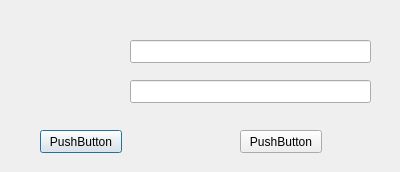
The window that General/logindialog.ui (MrRisoni/Gauss) describes before a commit, drawn with Qt 5.
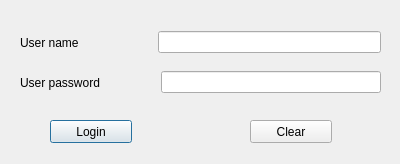
The same window after the commit.

Diff of the .ui file:
```diff
--- a/General/logindialog.ui
+++ b/General/logindialog.ui
@@ -7,7 +7,7 @@
     <x>0</x>
     <y>0</y>
     <width>400</width>
-    <height>172</height>
+    <height>164</height>
    </rect>
   </property>
   <property name="windowTitle">
@@ -16,48 +16,104 @@
   <widget class="QPushButton" name="pushButton">
    <property name="geometry">
     <rect>
-     <x>40</x>
-     <y>130</y>
+     <x>50</x>
+     <y>120</y>
      <width>82</width>
      <height>23</height>
     </rect>
    </property>
    <property name="text">
-    <string>PushButton</string>
+    <string>Login</string>
    </property>
   </widget>
   <widget class="QPushButton" name="pushButton_2">
    <property name="geometry">
     <rect>
-     <x>240</x>
-     <y>130</y>
+     <x>250</x>
+     <y>120</y>
      <width>82</width>
      <height>23</height>
     </rect>
    </property>
    <property name="text">
-    <string>PushButton</string>
+    <string>Clear</string>
    </property>
   </widget>
-  <widget class="QLineEdit" name="lineEdit">
+  <widget class="QWidget" name="layoutWidget">
    <property name="geometry">
     <rect>
-     <x>130</x>
-     <y>40</y>
-     <width>241</width>
-     <height>23</height>
+     <x>20</x>
+     <y>70</y>
+     <width>361</width>
+     <height>25</height>
     </rect>
    </property>
+   <layout class="QHBoxLayout" name="horizontalLayout_2">
+    <item>
+     <widget class="QLabel" name="label_2">
+      <property name="text">
+       <string>User password</string>
+      </property>
+     </widget>
+    </item>
+    <item>
+     <spacer name="horizontalSpacer_2">
+      <property name="orientation">
+       <enum>Qt::Horizontal</enum>
+      </property>
+      <property name="sizeType">
+       <enum>QSizePolicy::Fixed</enum>
+      </property>
+      <property name="sizeHint" stdset="0">
+       <size>
+        <width>55</width>
+        <height>12</height>
+       </size>
+      </property>
+     </spacer>
+    </item>
+    <item>
+     <widget class="QLineEdit" name="lineEdit_2"/>
+    </item>
+   </layout>
   </widget>
-  <widget class="QLineEdit" name="lineEdit_2">
+  <widget class="QWidget" name="">
    <property name="geometry">
     <rect>
-     <x>130</x>
-     <y>80</y>
-     <width>241</width>
-     <height>23</height>
+     <x>20</x>
+     <y>30</y>
+     <width>361</width>
+     <height>25</height>
     </rect>
    </property>
+   <layout class="QHBoxLayout" name="horizontalLayout">
+    <item>
+     <widget class="QLabel" name="label">
+      <property name="text">
+       <string>User name       </string>
+      </property>
+     </widget>
+    </item>
+    <item>
+     <spacer name="horizontalSpacer">
+      <property name="orientation">
+       <enum>Qt::Horizontal</enum>
+      </property>
+      <property name="sizeType">
+       <enum>QSizePolicy::Fixed</enum>
+      </property>
+      <property name="sizeHint" stdset="0">
+       <size>
+        <width>50</width>
+        <height>12</height>
+       </size>
+      </property>
+     </spacer>
+    </item>
+    <item>
+     <widget class="QLineEdit" name="lineEdit"/>
+    </item>
+   </layout>
   </widget>
  </widget>
  <resources/>
```
Left out of the diff: 41 changed lines with no effect on the pictures.
